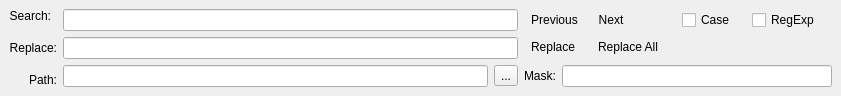
The window that v2/branches/dev/monkey/src/qscintillamanager/ui/pSearch.ui (testmana2/mks) describes before a commit, drawn with Qt 5.
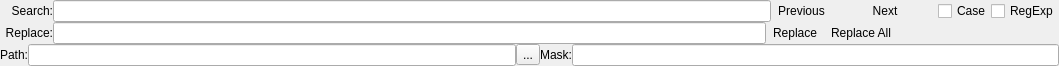
The same window after the commit. Icons and pictures are not drawn. Custom widgets are drawn as their Qt base class.

Patch:
```diff
--- a/v2/branches/dev/monkey/src/qscintillamanager/ui/pSearch.ui
+++ b/v2/branches/dev/monkey/src/qscintillamanager/ui/pSearch.ui
@@ -5,12 +5,12 @@
    <rect>
     <x>0</x>
     <y>0</y>
-    <width>841</width>
-    <height>140</height>
+    <width>1059</width>
+    <height>362</height>
    </rect>
   </property>
   <property name="sizePolicy" >
-   <sizepolicy vsizetype="Maximum" hsizetype="Maximum" >
+   <sizepolicy vsizetype="Maximum" hsizetype="Preferred" >
     <horstretch>0</horstretch>
     <verstretch>0</verstretch>
    </sizepolicy>
@@ -31,9 +31,27 @@
      <verstretch>0</verstretch>
     </sizepolicy>
    </property>
-   <layout class="QHBoxLayout" >
-    <item>
      <layout class="QVBoxLayout" >
+    <property name="spacing" >
+     <number>0</number>
+    </property>
+    <property name="leftMargin" >
+     <number>0</number>
+    </property>
+    <property name="topMargin" >
+     <number>0</number>
+    </property>
+    <property name="rightMargin" >
+     <number>0</number>
+    </property>
+    <property name="bottomMargin" >
+     <number>0</number>
+    </property>
+    <item>
+     <layout class="QHBoxLayout" >
+      <property name="spacing" >
+       <number>0</number>
+      </property>
       <item>
        <widget class="QLabel" name="lSearchText" >
         <property name="sizePolicy" >
@@ -42,6 +60,12 @@
           <verstretch>0</verstretch>
          </sizepolicy>
         </property>
+        <property name="minimumSize" >
+         <size>
+          <width>53</width>
+          <height>0</height>
+         </size>
+        </property>
         <property name="text" >
          <string>Search:</string>
         </property>
@@ -51,42 +75,6 @@
        </widget>
       </item>
       <item>
-       <widget class="QLabel" name="lReplaceText" >
-        <property name="sizePolicy" >
-         <sizepolicy vsizetype="Preferred" hsizetype="Fixed" >
-          <horstretch>0</horstretch>
-          <verstretch>0</verstretch>
-         </sizepolicy>
-        </property>
-        <property name="text" >
-         <string>Replace:</string>
-        </property>
-        <property name="alignment" >
-         <set>Qt::AlignRight|Qt::AlignTrailing|Qt::AlignVCenter</set>
-        </property>
-       </widget>
-      </item>
-      <item>
-       <widget class="QLabel" name="lPath" >
-        <property name="sizePolicy" >
-         <sizepolicy vsizetype="Fixed" hsizetype="Minimum" >
-          <horstretch>0</horstretch>
-          <verstretch>0</verstretch>
-         </sizepolicy>
-        </property>
-        <property name="text" >
-         <string>Path:</string>
-        </property>
-        <property name="alignment" >
-         <set>Qt::AlignRight|Qt::AlignTrailing|Qt::AlignVCenter</set>
-        </property>
-       </widget>
-      </item>
-     </layout>
-    </item>
-    <item>
-     <layout class="QVBoxLayout" >
-      <item>
        <widget class="QLineEdit" name="leSearch" >
         <property name="toolTip" >
          <string>Enter the string or regular expression to find.</string>
@@ -94,42 +82,6 @@
        </widget>
       </item>
       <item>
-       <widget class="QLineEdit" name="leReplaceText" >
-        <property name="toolTip" >
-         <string>Replace the current selection with this string</string>
-        </property>
-       </widget>
-      </item>
-      <item>
-       <layout class="QHBoxLayout" >
-        <item>
-         <widget class="QLineEdit" name="lePath" >
-          <property name="toolTip" >
-           <string>Path for searching</string>
-          </property>
-         </widget>
-        </item>
-        <item>
-         <widget class="QToolButton" name="tbPath" >
-          <property name="toolTip" >
-           <string>Choose dirrectory</string>
-          </property>
-          <property name="text" >
-           <string>...</string>
-          </property>
-         </widget>
-        </item>
-       </layout>
-      </item>
-     </layout>
-    </item>
-    <item>
-     <layout class="QVBoxLayout" >
-      <item>
-       <layout class="QHBoxLayout" >
-        <item>
-         <layout class="QGridLayout" >
-          <item row="0" column="0" >
            <widget class="QToolButton" name="tbPrevious" >
             <property name="sizePolicy" >
              <sizepolicy vsizetype="Fixed" hsizetype="Fixed" >
@@ -137,6 +89,12 @@
               <verstretch>0</verstretch>
              </sizepolicy>
             </property>
+        <property name="minimumSize" >
+         <size>
+          <width>0</width>
+          <height>0</height>
+         </size>
+        </property>
             <property name="toolTip" >
              <string>Search Previous</string>
             </property>
@@ -154,7 +112,7 @@
             </property>
            </widget>
           </item>
-          <item row="0" column="1" >
+      <item>
            <widget class="QToolButton" name="tbNext" >
             <property name="sizePolicy" >
              <sizepolicy vsizetype="Fixed" hsizetype="Fixed" >
@@ -162,6 +120,12 @@
               <verstretch>0</verstretch>
              </sizepolicy>
             </property>
+        <property name="minimumSize" >
+         <size>
+          <width>106</width>
+          <height>0</height>
+         </size>
+        </property>
             <property name="toolTip" >
              <string>Search Next</string>
             </property>
@@ -179,62 +143,6 @@
             </property>
            </widget>
           </item>
-          <item row="1" column="0" >
-           <widget class="QToolButton" name="tbReplace" >
-            <property name="sizePolicy" >
-             <sizepolicy vsizetype="Fixed" hsizetype="Fixed" >
-              <horstretch>0</horstretch>
-              <verstretch>0</verstretch>
-             </sizepolicy>
-            </property>
-            <property name="toolTip" >
-             <string>Replace</string>
-            </property>
-            <property name="text" >
-             <string>Replace</string>
-            </property>
-            <property name="icon" >
-             <iconset resource="../../resources/resources.qrc" >:/edit/icons/edit/search.png</iconset>
-            </property>
-            <property name="toolButtonStyle" >
-             <enum>Qt::ToolButtonTextBesideIcon</enum>
-            </property>
-            <property name="autoRaise" >
-             <bool>true</bool>
-            </property>
-           </widget>
-          </item>
-          <item row="1" column="1" >
-           <widget class="QToolButton" name="tbReplaceAll" >
-            <property name="sizePolicy" >
-             <sizepolicy vsizetype="Fixed" hsizetype="Fixed" >
-              <horstretch>0</horstretch>
-              <verstretch>0</verstretch>
-             </sizepolicy>
-            </property>
-            <property name="toolTip" >
-             <string>Replace All</string>
-            </property>
-            <property name="text" >
-             <string>Replace All</string>
-            </property>
-            <property name="icon" >
-             <iconset resource="../../resources/resources.qrc" >:/edit/icons/edit/replace.png</iconset>
-            </property>
-            <property name="toolButtonStyle" >
-             <enum>Qt::ToolButtonTextBesideIcon</enum>
-            </property>
-            <property name="autoRaise" >
-             <bool>true</bool>
-            </property>
-           </widget>
-          </item>
-         </layout>
-        </item>
-        <item>
-         <layout class="QVBoxLayout" >
-          <item>
-           <layout class="QHBoxLayout" >
             <item>
              <widget class="QCheckBox" name="cbCaseSensitive" >
               <property name="sizePolicy" >
@@ -270,6 +178,93 @@
            </layout>
           </item>
           <item>
+     <layout class="QHBoxLayout" >
+      <property name="spacing" >
+       <number>0</number>
+      </property>
+      <item>
+       <widget class="QLabel" name="lReplaceText" >
+        <property name="enabled" >
+         <bool>true</bool>
+        </property>
+        <property name="sizePolicy" >
+         <sizepolicy vsizetype="Preferred" hsizetype="Fixed" >
+          <horstretch>0</horstretch>
+          <verstretch>0</verstretch>
+         </sizepolicy>
+        </property>
+        <property name="minimumSize" >
+         <size>
+          <width>53</width>
+          <height>0</height>
+         </size>
+        </property>
+        <property name="text" >
+         <string>Replace:</string>
+        </property>
+        <property name="alignment" >
+         <set>Qt::AlignRight|Qt::AlignTrailing|Qt::AlignVCenter</set>
+        </property>
+       </widget>
+      </item>
+      <item>
+       <widget class="QLineEdit" name="leReplaceText" >
+        <property name="toolTip" >
+         <string>Replace the current selection with this string</string>
+        </property>
+       </widget>
+      </item>
+      <item>
+       <widget class="QToolButton" name="tbReplace" >
+        <property name="sizePolicy" >
+         <sizepolicy vsizetype="Fixed" hsizetype="Fixed" >
+          <horstretch>0</horstretch>
+          <verstretch>0</verstretch>
+         </sizepolicy>
+        </property>
+        <property name="toolTip" >
+         <string>Replace</string>
+        </property>
+        <property name="text" >
+         <string>Replace</string>
+        </property>
+        <property name="icon" >
+         <iconset resource="../../resources/resources.qrc" >:/edit/icons/edit/search.png</iconset>
+        </property>
+        <property name="toolButtonStyle" >
+         <enum>Qt::ToolButtonTextBesideIcon</enum>
+        </property>
+        <property name="autoRaise" >
+         <bool>true</bool>
+        </property>
+       </widget>
+      </item>
+      <item>
+       <widget class="QToolButton" name="tbReplaceAll" >
+        <property name="sizePolicy" >
+         <sizepolicy vsizetype="Fixed" hsizetype="Fixed" >
+          <horstretch>0</horstretch>
+          <verstretch>0</verstretch>
+         </sizepolicy>
+        </property>
+        <property name="toolTip" >
+         <string>Replace All</string>
+        </property>
+        <property name="text" >
+         <string>Replace All</string>
+        </property>
+        <property name="icon" >
+         <iconset resource="../../resources/resources.qrc" >:/edit/icons/edit/replace.png</iconset>
+        </property>
+        <property name="toolButtonStyle" >
+         <enum>Qt::ToolButtonTextBesideIcon</enum>
+        </property>
+        <property name="autoRaise" >
+         <bool>true</bool>
+        </property>
+       </widget>
+      </item>
+      <item>
            <spacer>
             <property name="orientation" >
              <enum>Qt::Horizontal</enum>
@@ -280,21 +275,55 @@
             <property name="sizeHint" >
              <size>
               <width>161</width>
-              <height>28</height>
+          <height>21</height>
              </size>
             </property>
            </spacer>
           </item>
          </layout>
         </item>
-       </layout>
-      </item>
       <item>
        <layout class="QHBoxLayout" >
+      <property name="spacing" >
+       <number>0</number>
+      </property>
+      <item>
+       <widget class="QLabel" name="lPath" >
+        <property name="sizePolicy" >
+         <sizepolicy vsizetype="Fixed" hsizetype="Minimum" >
+          <horstretch>0</horstretch>
+          <verstretch>0</verstretch>
+         </sizepolicy>
+        </property>
+        <property name="text" >
+         <string>Path:</string>
+        </property>
+        <property name="alignment" >
+         <set>Qt::AlignRight|Qt::AlignTrailing|Qt::AlignVCenter</set>
+        </property>
+       </widget>
+      </item>
+      <item>
+       <widget class="QLineEdit" name="lePath" >
+        <property name="toolTip" >
+         <string>Path for searching</string>
+        </property>
+       </widget>
+      </item>
+      <item>
+       <widget class="QToolButton" name="tbPath" >
+        <property name="toolTip" >
+         <string>Choose dirrectory</string>
+        </property>
+        <property name="text" >
+         <string>...</string>
+        </property>
+       </widget>
+      </item>
         <item>
          <widget class="QLabel" name="lMask" >
           <property name="sizePolicy" >
-           <sizepolicy vsizetype="Preferred" hsizetype="Maximum" >
+         <sizepolicy vsizetype="Preferred" hsizetype="Fixed" >
             <horstretch>0</horstretch>
             <verstretch>0</verstretch>
            </sizepolicy>
@@ -302,22 +331,17 @@
           <property name="text" >
            <string>Mask:</string>
           </property>
+        <property name="alignment" >
+         <set>Qt::AlignRight|Qt::AlignTrailing|Qt::AlignVCenter</set>
+        </property>
          </widget>
         </item>
         <item>
          <widget class="QLineEdit" name="leMask" >
-          <property name="sizePolicy" >
-           <sizepolicy vsizetype="Fixed" hsizetype="Preferred" >
-            <horstretch>0</horstretch>
-            <verstretch>0</verstretch>
-           </sizepolicy>
-          </property>
           <property name="toolTip" >
            <string>Mask of file names. Use colon for separate masks</string>
           </property>
          </widget>
-        </item>
-       </layout>
       </item>
      </layout>
     </item>
```
Lines whose indentation alone changed are shown as unchanged.
